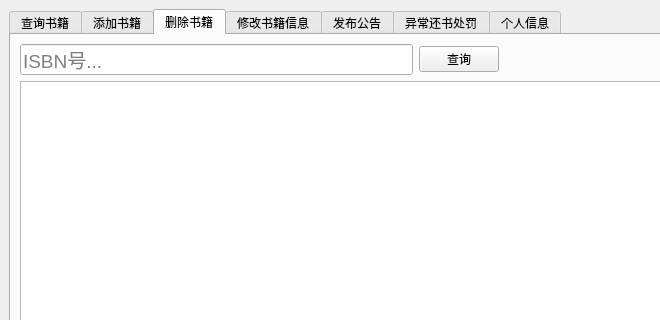
First picture: the form in librarianinterface.ui, repository LGH2713/Library_management_system, before the edit; both pictures show x 0 to 660 and y 0 to 320 of the 911 by 709 pixel window.
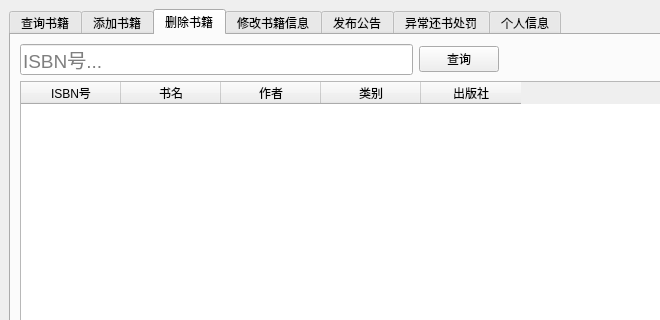
Second picture: the form after the edit. The open tabs and pages were chosen to show the change.

Commit message: feat: 完成删除数据的ISBN号查询书籍功能

Patch:
```diff
--- a/librarianinterface.ui
+++ b/librarianinterface.ui
@@ -630,7 +630,33 @@
          </layout>
         </item>
         <item row="1" column="0">
-         <widget class="QTableWidget" name="deleteBookList"/>
+         <widget class="QTableWidget" name="deleteBookList">
+          <column>
+           <property name="text">
+            <string>ISBN号</string>
+           </property>
+          </column>
+          <column>
+           <property name="text">
+            <string>书名</string>
+           </property>
+          </column>
+          <column>
+           <property name="text">
+            <string>作者</string>
+           </property>
+          </column>
+          <column>
+           <property name="text">
+            <string>类别</string>
+           </property>
+          </column>
+          <column>
+           <property name="text">
+            <string>出版社</string>
+           </property>
+          </column>
+         </widget>
         </item>
         <item row="2" column="0">
          <layout class="QHBoxLayout" name="horizontalLayout_11">
```
Left out of the diff: 12 changed lines with no effect on the pictures. The commit also changes 2 other files.
